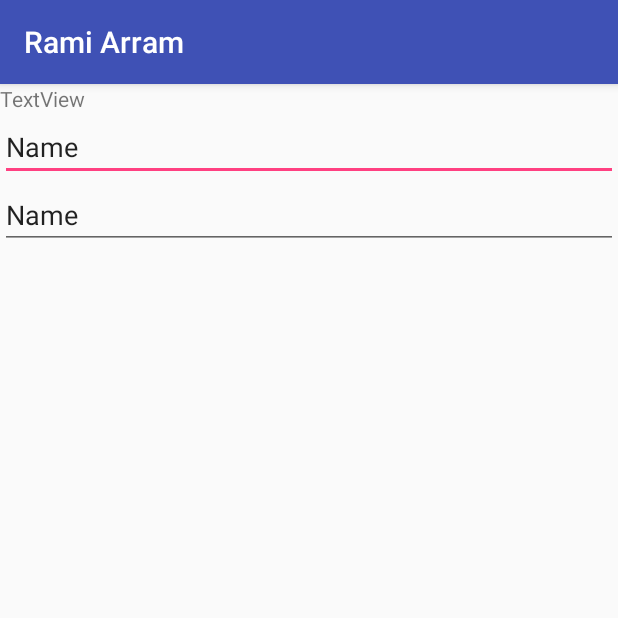
After one commit to SlimShadyE/RamiArramFinal, an Android app: the PlanActivity screen opened directly, with no data from a screen before it, on a phone screen of 412 x 824 dp, the top half of it. The commit adds this screen. Run offline under Robolectric (Android 15) with nearby library versions, the phone set to English and light mode, and no system bars.

Commit message:
fixed serachable

```diff
--- a/app/src/main/AndroidManifest.xml
+++ b/app/src/main/AndroidManifest.xml
@@ -53,6 +53,7 @@
         <activity android:name=".LoginActivity" />
         <activity android:name=".SignUpActivity" />
         <activity android:name=".TabbedActivity" />
+        <activity android:name=".PlanActivity"></activity>
     </application>
 
 </manifest>
--- /dev/null
+++ b/app/src/main/java/com/example/user/ramiarram/PlanActivity.java
@@ -0,0 +1,13 @@
+package com.example.user.ramiarram;
+
+import android.support.v7.app.AppCompatActivity;
+import android.os.Bundle;
+
+public class PlanActivity extends AppCompatActivity {
+
+    @Override
+    protected void onCreate(Bundle savedInstanceState) {
+        super.onCreate(savedInstanceState);
+        setContentView(R.layout.activity_plan);
+    }
+}
--- /dev/null
+++ b/app/src/main/res/layout/activity_plan.xml
@@ -0,0 +1,32 @@
+<?xml version="1.0" encoding="utf-8"?>
+<LinearLayout xmlns:android="http://schemas.android.com/apk/res/android"
+    xmlns:app="http://schemas.android.com/apk/res-auto"
+    xmlns:tools="http://schemas.android.com/tools"
+    android:layout_width="match_parent"
+    android:layout_height="match_parent"
+    android:orientation="vertical"
+    tools:context=".PlanActivity">
+
+    <TextView
+        android:id="@+id/textView3"
+        android:layout_width="match_parent"
+        android:layout_height="wrap_content"
+        android:text="TextView" />
+
+    <EditText
+        android:id="@+id/editText"
+        android:layout_width="match_parent"
+        android:layout_height="wrap_content"
+        android:ems="10"
+        android:inputType="textPersonName"
+        android:text="Name" />
+
+    <EditText
+        android:id="@+id/editText2"
+        android:layout_width="match_parent"
+        android:layout_height="wrap_content"
+        android:ems="10"
+        android:inputType="textPersonName"
+        android:text="Name" />
+
+</LinearLayout>
--- a/app/src/main/res/layout/user_list.xml
+++ b/app/src/main/res/layout/user_list.xml
@@ -11,9 +11,7 @@
         android:layout_width="50dp"
         android:layout_height="50dp"
         android:layout_weight="0"
-        android:paddingLeft="5dp"
-        android:paddingTop="10dp"
-        app:srcCompat="@drawable/cr" />
+        app:srcCompat="@drawable/locationlogo" />
 
     <TextView
         android:id="@+id/tvSpotName"
```
Also changed, not shown: app/src/main/java/com/example/user/ramiarram/CameraGalleryActivity.java (+21 -1 lines), app/src/main/res/drawable-v24/locationlogo.jpg (added).
